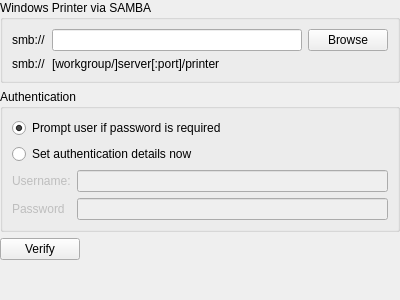
Old version of the form add-printer/ChooseSamba.ui in the repository KDE/print-manager.
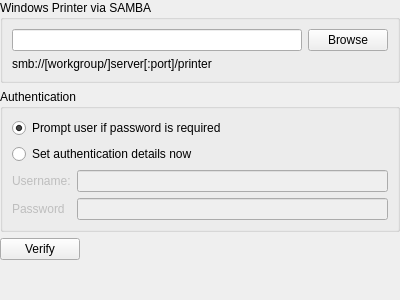
New version of the form. Custom widgets are drawn as their Qt base class.

Commit message: Make the samba page smarter on URIs

Diff of the .ui file:
```diff
--- a/add-printer/ChooseSamba.ui
+++ b/add-printer/ChooseSamba.ui
@@ -25,45 +25,21 @@
      <property name="title">
       <string comment="@title:group">Windows Printer via SAMBA</string>
      </property>
-     <layout class="QFormLayout" name="formLayout">
-      <property name="fieldGrowthPolicy">
-       <enum>QFormLayout::ExpandingFieldsGrow</enum>
-      </property>
+     <layout class="QGridLayout" name="gridLayout_2">
+      <item row="1" column="0" colspan="2">
+       <widget class="QLabel" name="label_6">
+        <property name="text">
+         <string comment="@label samba URL markup example, this is preceded by a label containing smb://">smb://[workgroup/]server[:port]/printer</string>
+        </property>
+       </widget>
+      </item>
       <item row="0" column="0">
-       <widget class="QLabel" name="label_2">
-        <property name="text">
-         <string notr="true">smb://</string>
-        </property>
-        <property name="buddy">
-         <cstring>addressLE</cstring>
-        </property>
-       </widget>
+       <widget class="KLineEdit" name="addressLE"/>
       </item>
       <item row="0" column="1">
-       <layout class="QHBoxLayout" name="horizontalLayout_3">
-        <item>
-         <widget class="KLineEdit" name="addressLE"/>
-        </item>
-        <item>
-         <widget class="QPushButton" name="browsePB">
-          <property name="text">
-           <string comment="@action:button">Browse</string>
-          </property>
-         </widget>
-        </item>
-       </layout>
-      </item>
-      <item row="1" column="0">
-       <widget class="QLabel" name="label_5">
+       <widget class="QPushButton" name="browsePB">
         <property name="text">
-         <string notr="true">smb://</string>
-        </property>
-       </widget>
-      </item>
-      <item row="1" column="1">
-       <widget class="QLabel" name="label_6">
-        <property name="text">
-         <string comment="@label samba URL markup example, this is preceded by a label containing smb://">[workgroup/]server[:port]/printer</string>
+         <string comment="@action:button">Browse</string>
         </property>
        </widget>
       </item>
```
Left out of the diff: 1 changed line with no effect on the pictures. The commit also changes 8 other files.
